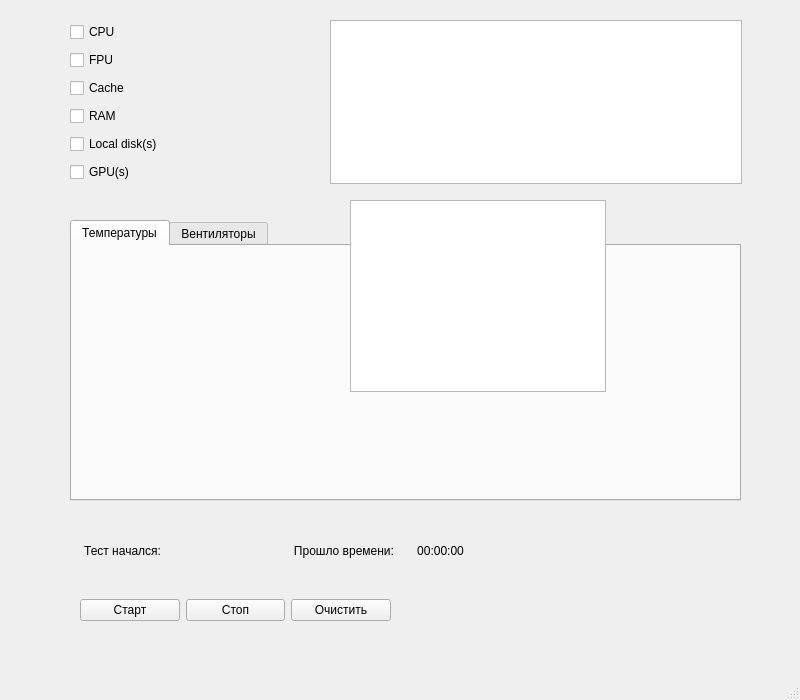
kirathenics/QtStressTest, file stresstestapp.ui: the form before one commit.
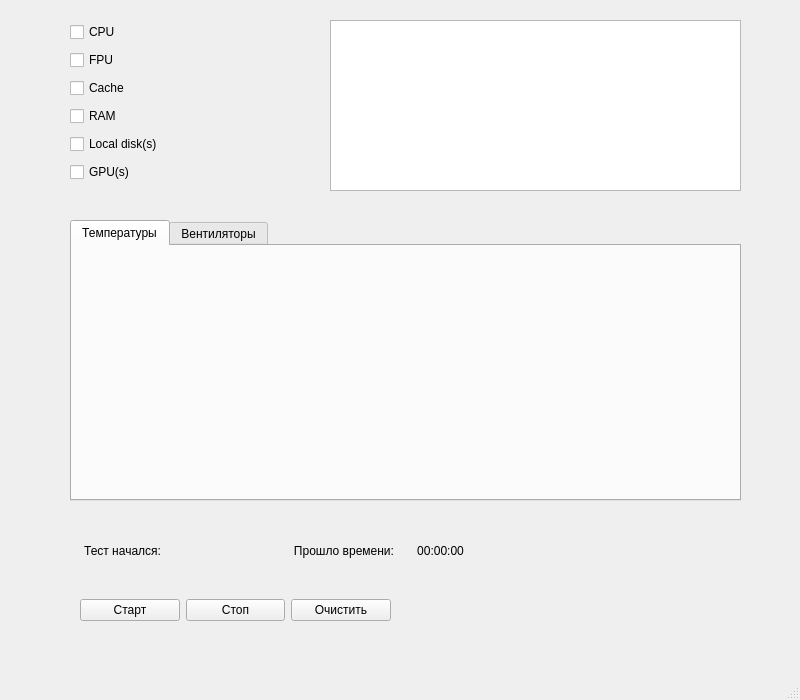
The form after the commit.

Commit message: added abstract stress tster class

The edit to the form file:
```diff
--- a/stresstestapp.ui
+++ b/stresstestapp.ui
@@ -128,16 +128,6 @@
      </item>
     </layout>
    </widget>
-   <widget class="QTableView" name="logs_tableView">
-    <property name="geometry">
-     <rect>
-      <x>330</x>
-      <y>20</y>
-      <width>412</width>
-      <height>164</height>
-     </rect>
-    </property>
-   </widget>
    <widget class="QWidget" name="verticalLayoutWidget">
     <property name="geometry">
      <rect>
@@ -195,10 +185,10 @@
    <widget class="QTableWidget" name="logs_tableWidget">
     <property name="geometry">
      <rect>
-      <x>350</x>
-      <y>200</y>
-      <width>256</width>
-      <height>192</height>
+      <x>330</x>
+      <y>20</y>
+      <width>411</width>
+      <height>171</height>
      </rect>
     </property>
    </widget>
```
The commit also changes 31 other files.
